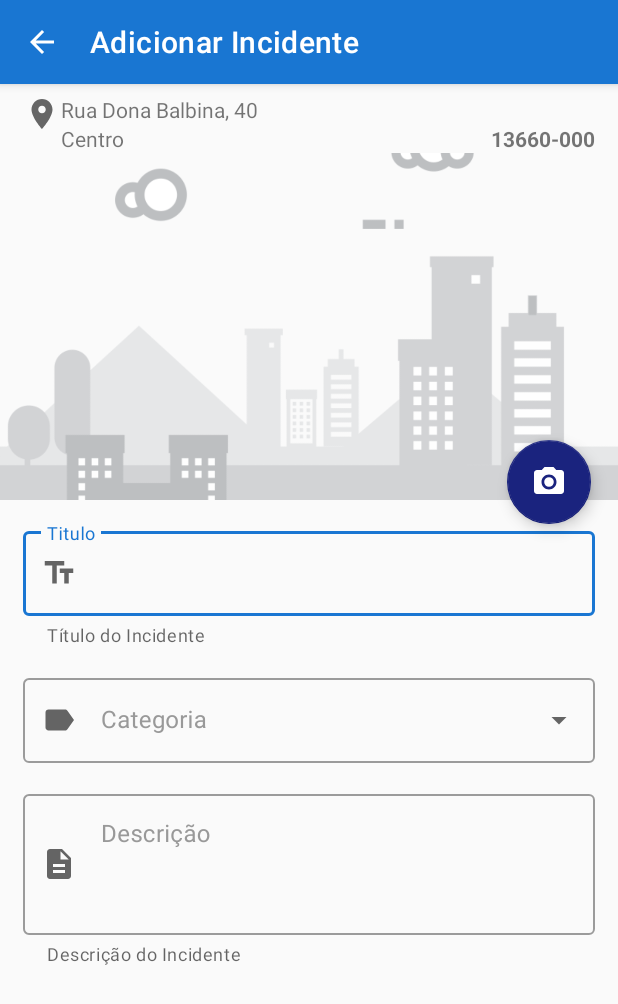
After one commit to fernandosantis/MinhaRua, an Android app: the layout activity_add_incidente.xml on its own in the app's theme, with its tools: preview values and no code run, on a phone screen of 412 x 824 dp. The commit adds this screen. Shown: the top 1004 px of the screen. Run offline under Robolectric (Android 15) with nearby library versions, the phone set to English and light mode, and no system bars.

Commit message:
Implementa Adicionar e Editar Incidentes

```diff
--- a/app/build.gradle
+++ b/app/build.gradle
@@ -54,7 +54,8 @@ dependencies {
     // MakeditText
     implementation 'com.hipo.maskededittext:maskededittext:1.2.10'
 
-
+    //Fotoapparat
+    implementation 'io.fotoapparat:fotoapparat:2.6.1'
 
 
 
--- a/app/src/main/java/com/santis/minharua/MinhaRua.kt
+++ b/app/src/main/java/com/santis/minharua/MinhaRua.kt
@@ -7,6 +7,7 @@ public class MinhaRua : Application() {
     companion object {
         @JvmField
         var cep: CEP? = null
+
     }
 
     override fun onCreate() {
--- a/app/src/main/java/com/santis/minharua/data/interfaces/CategoriaDao.kt
+++ b/app/src/main/java/com/santis/minharua/data/interfaces/CategoriaDao.kt
@@ -23,4 +23,7 @@ interface CategoriaDao {
 
     @Query("SELECT * FROM categorias ORDER BY cat_nome")
     suspend fun todasCategorias(): List<Categoria>
+
+    @Query("SELECT cat_nome FROM categorias ORDER BY cat_nome")
+    fun todosNomesCategorias(): List<String>
 }
--- /dev/null
+++ b/app/src/main/java/com/santis/minharua/data/model/AddIncidenteAdapter.kt
@@ -0,0 +1,6 @@
+package com.santis.minharua.data.model
+
+
+class AddIncidenteAdapter() {
+
+}
--- a/app/src/main/java/com/santis/minharua/ui/SplashActivity.kt
+++ b/app/src/main/java/com/santis/minharua/ui/SplashActivity.kt
@@ -37,7 +37,7 @@ class SplashActivity : AppCompatActivity() {
         MinhaRua.cep = null
         checaCep(false)
 
-        // Testes.populaTestes(this)
+        Testes.populaTestes(this)
 
         // OnClickListener
         binding.cmdOk.setOnClickListener {
--- /dev/null
+++ b/app/src/main/res/drawable/ic_camera.xml
@@ -0,0 +1,12 @@
+<vector xmlns:android="http://schemas.android.com/apk/res/android"
+    android:width="24dp"
+    android:height="24dp"
+    android:viewportWidth="24.0"
+    android:viewportHeight="24.0">
+    <path
+        android:fillColor="#FFFFFFFF"
+        android:pathData="M12,12m-3.2,0a3.2,3.2 0,1 1,6.4 0a3.2,3.2 0,1 1,-6.4 0"/>
+    <path
+        android:fillColor="#FFFFFFFF"
+        android:pathData="M9,2L7.17,4L4,4c-1.1,0 -2,0.9 -2,2v12c0,1.1 0.9,2 2,2h16c1.1,0 2,-0.9 2,-2L22,6c0,-1.1 -0.9,-2 -2,-2h-3.17L15,2L9,2zM12,17c-2.76,0 -5,-2.24 -5,-5s2.24,-5 5,-5 5,2.24 5,5 -2.24,5 -5,5z"/>
+</vector>
--- /dev/null
+++ b/app/src/main/res/drawable/ic_descricao.xml
@@ -0,0 +1,9 @@
+<vector xmlns:android="http://schemas.android.com/apk/res/android"
+    android:width="24dp"
+    android:height="24dp"
+    android:viewportWidth="24.0"
+    android:viewportHeight="24.0">
+    <path
+        android:fillColor="#FFFFFFFF"
+        android:pathData="M14,2L6,2c-1.1,0 -1.99,0.9 -1.99,2L4,20c0,1.1 0.89,2 1.99,2L18,22c1.1,0 2,-0.9 2,-2L20,8l-6,-6zM16,18L8,18v-2h8v2zM16,14L8,14v-2h8v2zM13,9L13,3.5L18.5,9L13,9z"/>
+</vector>
--- /dev/null
+++ b/app/src/main/res/drawable/ic_label.xml
@@ -0,0 +1,9 @@
+<vector xmlns:android="http://schemas.android.com/apk/res/android"
+    android:width="24dp"
+    android:height="24dp"
+    android:viewportWidth="24.0"
+    android:viewportHeight="24.0">
+    <path
+        android:fillColor="#FFFFFFFF"
+        android:pathData="M17.63,5.84C17.27,5.33 16.67,5 16,5L5,5.01C3.9,5.01 3,5.9 3,7v10c0,1.1 0.9,1.99 2,1.99L16,19c0.67,0 1.27,-0.33 1.63,-0.84L22,12l-4.37,-6.16z"/>
+</vector>
--- /dev/null
+++ b/app/src/main/res/drawable/ic_titulo.xml
@@ -0,0 +1,5 @@
+<vector android:height="24dp" android:tint="#FFFFFF"
+    android:viewportHeight="24.0" android:viewportWidth="24.0"
+    android:width="24dp" xmlns:android="http://schemas.android.com/apk/res/android">
+    <path android:fillColor="#FF000000" android:pathData="M2.5,4v3h5v12h3L10.5,7h5L15.5,4h-13zM21.5,9h-9v3h3v7h3v-7h3L21.5,9z"/>
+</vector>
--- /dev/null
+++ b/app/src/main/res/layout/activity_add_incidente.xml
@@ -0,0 +1,197 @@
+<?xml version="1.0" encoding="utf-8"?>
+<androidx.constraintlayout.widget.ConstraintLayout xmlns:android="http://schemas.android.com/apk/res/android"
+    xmlns:app="http://schemas.android.com/apk/res-auto"
+    xmlns:tools="http://schemas.android.com/tools"
+    android:layout_width="match_parent"
+    android:layout_height="match_parent"
+    android:theme="@style/Theme.MinhaRua.Material"
+    tools:context=".ui.AddIncidente"
+    >
+
+    <com.google.android.material.appbar.AppBarLayout
+        android:id="@+id/lay_toolbar"
+        android:layout_width="match_parent"
+        android:layout_height="wrap_content"
+        app:layout_constraintTop_toTopOf="parent"
+        app:layout_constraintStart_toStartOf="parent"
+        app:layout_constraintEnd_toEndOf="parent"
+        >
+        <androidx.appcompat.widget.Toolbar
+            android:id="@+id/toolbar"
+            android:layout_width="match_parent"
+            android:layout_height="?attr/actionBarSize"
+            app:title="Adicionar Incidente"
+            app:navigationIcon="@drawable/ic_back"
+            android:theme="@style/ThemeOverlay.AppCompat.Dark.ActionBar"
+            app:contentInsetStartWithNavigation="16dp"
+            app:popupTheme="@style/ThemeOverlay.AppCompat.Light" />
+    </com.google.android.material.appbar.AppBarLayout>
+
+
+    <androidx.constraintlayout.widget.ConstraintLayout
+        android:id="@+id/lay_local"
+        android:layout_width="match_parent"
+        android:layout_height="wrap_content"
+        android:layout_marginHorizontal="@dimen/spacing_large"
+        android:layout_marginVertical="@dimen/spacing_xmedium"
+        app:layout_constraintTop_toBottomOf="@id/lay_toolbar"
+        >
+
+        <ImageButton
+            android:id="@+id/ic_local"
+            android:layout_width="@dimen/spacing_mxlarge"
+            android:layout_height="@dimen/spacing_mxlarge"
+            android:background="@android:color/transparent"
+            app:srcCompat="@drawable/ic_location"
+            app:layout_constraintTop_toTopOf="parent"
+            app:layout_constraintStart_toStartOf="parent"
+            app:tint="@color/grey_60" />
+
+            <TextView
+                android:id="@+id/lbl_local"
+                android:layout_width="0dp"
+                android:layout_height="wrap_content"
+                android:text="Rua Dona Balbina, 40"
+                app:layout_constraintTop_toTopOf="parent"
+                app:layout_constraintStart_toEndOf="@id/ic_local"
+                app:layout_constraintEnd_toEndOf="parent"
+                />
+            <TextView
+                android:id="@+id/lbl_bairro"
+                android:layout_width="0dp"
+                android:layout_height="wrap_content"
+                android:text="Centro"
+                app:layout_constraintTop_toBottomOf="@id/lbl_local"
+                app:layout_constraintStart_toEndOf="@id/ic_local"
+                app:layout_constraintEnd_toStartOf="@id/lbl_cep"
+                />
+        <TextView
+            android:id="@+id/lbl_cep"
+            android:layout_width="wrap_content"
+            android:layout_height="wrap_content"
+            android:textStyle="bold"
+            android:text="13660-000"
+            app:layout_constraintTop_toBottomOf="@id/lbl_local"
+            app:layout_constraintEnd_toEndOf="parent"
+            app:layout_constraintStart_toEndOf="@id/lbl_bairro"
+            />
+    </androidx.constraintlayout.widget.ConstraintLayout>
+
+    <ImageView
+        android:id="@+id/img_foto"
+        android:layout_width="match_parent"
+        android:layout_height="0dp"
+        android:scaleType="centerCrop"
+        app:layout_constraintDimensionRatio="16:9"
+        app:srcCompat="@drawable/bg_no_item"
+        app:layout_constraintTop_toBottomOf="@id/lay_local"
+        app:layout_constraintStart_toStartOf="parent"
+        />
+
+<androidx.constraintlayout.widget.ConstraintLayout
+    app:layout_constraintTop_toBottomOf="@id/img_foto"
+    android:layout_width="match_parent"
+    android:layout_height="0dp"
+    android:padding="@dimen/spacing_large"
+    app:layout_constraintBottom_toBottomOf="parent"
+    >
+    <com.google.android.material.textfield.TextInputLayout
+        android:id="@+id/cbo_categoria"
+        style="@style/Widget.MaterialComponents.TextInputLayout.OutlinedBox.ExposedDropdownMenu"
+        android:layout_width="match_parent"
+        android:layout_marginVertical="@dimen/spacing_large"
+        android:layout_height="wrap_content"
+        android:textColorHint="@color/grey_40"
+        app:startIconDrawable="@drawable/ic_label"
+        app:layout_constraintStart_toStartOf="parent"
+        app:layout_constraintEnd_toEndOf="parent"
+        app:layout_constraintTop_toBottomOf="@id/txt_titulo"
+        android:hint="Categoria"
+        >
+
+        <AutoCompleteTextView
+            android:id="@+id/cbo_cat_autocomplete"
+            android:layout_width="match_parent"
+            android:layout_height="wrap_content"
+            android:inputType="none"
+            android:maxLines="1"
+            android:focusable="false"
+            android:textIsSelectable="false"
+            />
+
+    </com.google.android.material.textfield.TextInputLayout>
+    <com.google.android.material.textfield.TextInputLayout
+        android:id="@+id/txt_titulo"
+        android:layout_width="match_parent"
+        android:layout_height="wrap_content"
+        android:textColorHint="@color/grey_40"
+        app:helperText="Título do Incidente"
+        app:startIconDrawable="@drawable/ic_titulo"
+        style="@style/Widget.MaterialComponents.TextInputLayout.OutlinedBox"
+        app:layout_constraintTop_toTopOf="parent"
+        app:layout_constraintStart_toStartOf="parent"
+        app:layout_constraintEnd_toEndOf="parent"
+
+        >
+
+        <androidx.appcompat.widget.AppCompatEditText
+            android:layout_width="match_parent"
+            android:layout_height="wrap_content"
+            android:hint="Titulo"
+            android:inputType="text"
+            />
+
+    </com.google.android.material.textfield.TextInputLayout>
+
+
+
+    <com.google.android.material.textfield.TextInputLayout
+        android:id="@+id/txt_descricao"
+        style="@style/Widget.MaterialComponents.TextInputLayout.OutlinedBox"
+        android:layout_width="match_parent"
+        android:layout_marginVertical="@dimen/spacing_large"
+        android:layout_height="0dp"
+        android:textColorHint="@color/grey_40"
+        app:startIconDrawable="@drawable/ic_descricao"
+        app:helperText="Descrição do Incidente"
+        app:layout_constraintStart_toStartOf="parent"
+        app:layout_constraintTop_toBottomOf="@id/cbo_categoria"
+        app:layout_constraintBottom_toBottomOf="parent"
+        >
+
+        <androidx.appcompat.widget.AppCompatEditText
+            android:layout_width="match_parent"
+            android:lines="3"
+            android:maxLines="3"
+            android:layout_height="wrap_content"
+            android:hint="Descrição"
+            android:gravity="top"
+            android:inputType="textMultiLine"
+            />
+
+    </com.google.android.material.textfield.TextInputLayout>
+
+
+
+
+
+</androidx.constraintlayout.widget.ConstraintLayout>
+
+    <com.google.android.material.floatingactionbutton.FloatingActionButton
+        android:id="@+id/cmd_foto"
+        android:layout_width="wrap_content"
+        android:layout_height="wrap_content"
+        android:layout_marginHorizontal="@dimen/spacing_smlarge"
+        android:layout_marginBottom="-16dp"
+        android:clickable="true"
+        app:tint="@android:color/white"
+        app:backgroundTint="@color/primaryDarkColor"
+        app:fabSize="normal"
+        app:rippleColor="@android:color/white"
+        app:srcCompat="@drawable/ic_camera"
+        app:layout_constraintEnd_toEndOf="@id/img_foto"
+        app:layout_constraintBottom_toBottomOf="@id/img_foto"
+        />
+
+
+</androidx.constraintlayout.widget.ConstraintLayout>
--- /dev/null
+++ b/app/src/main/res/xml/provider_file.xml
@@ -0,0 +1,6 @@
+<?xml version="1.0" encoding="utf-8"?>
+<paths>
+    <external-files-path
+        name="images"
+        path="Pictures"/>
+</paths>
```
Also changed, not shown: app/src/main/AndroidManifest.xml (+9 -3 lines), app/src/main/java/com/santis/minharua/data/MainAdapter.kt (renamed from app/src/main/java/com/santis/minharua/data/CatIncidentesAdapter.kt, +4 -6 lines), app/src/main/java/com/santis/minharua/ui/AddIncidente.kt (added, +72 -0 lines), app/src/main/java/com/santis/minharua/ui/MainActivity.kt (+11 -4 lines), app/src/main/res/layout/camera.xml (added, +48 -0 lines), app/src/main/res/layout/categoria_item.xml (added, +10 -0 lines), app/src/main/res/menu/menu_add_incidente.xml (added, +11 -0 lines).
